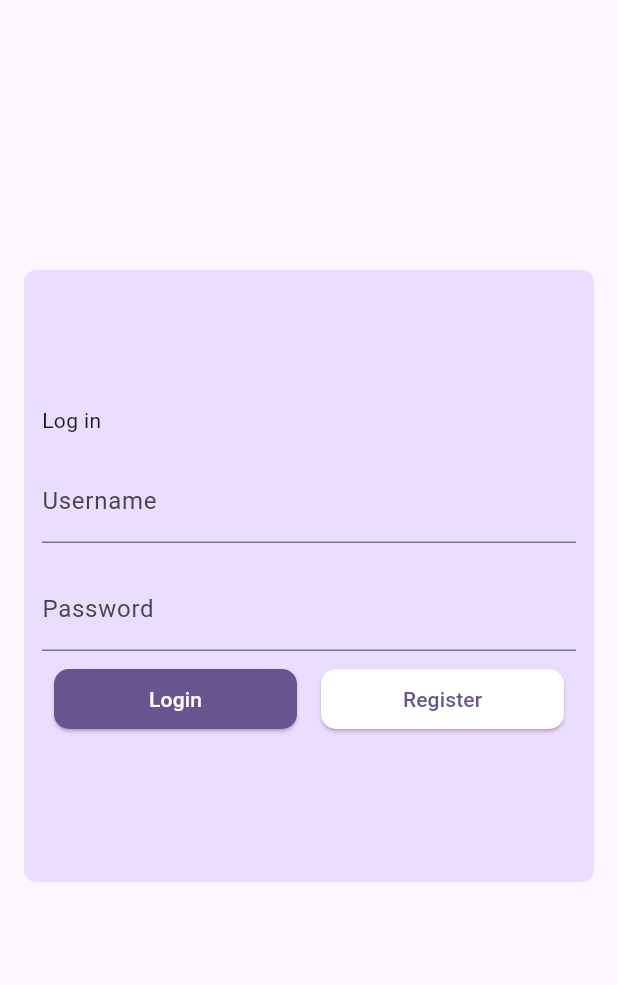
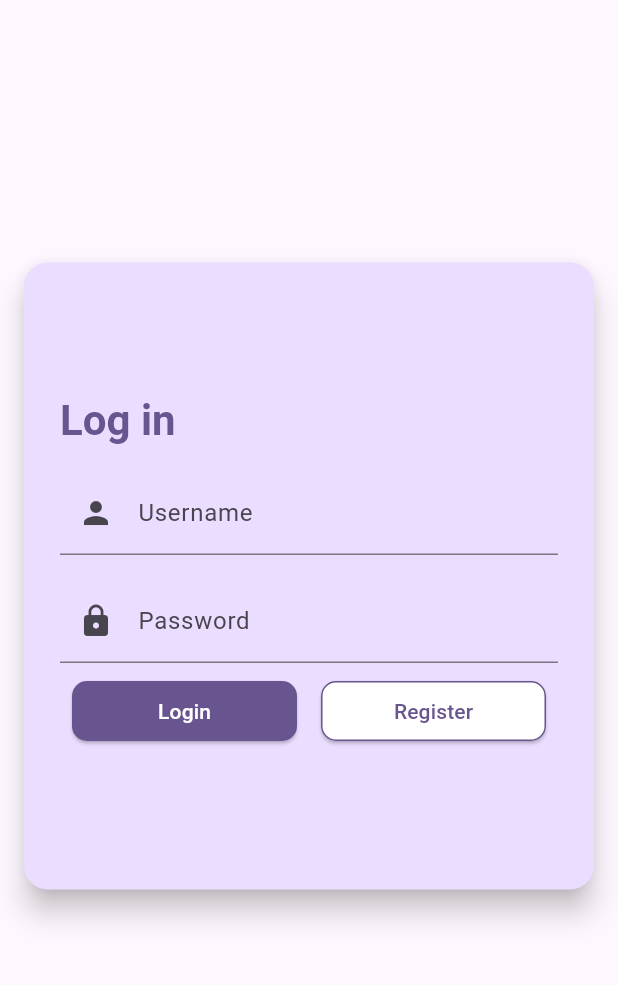
Before and after one commit to mahdawemghr/care_center, a Flutter app: the screen it shows after launch, on a phone screen of 412 x 824 dp, the part 84-1069 px from its top. Run offline on Flutter 3.47's test engine with Material 3 defaults, Android fonts, the phone set to English and light mode, and no system bars.

Commit message:
almost done log in page

```diff
--- a/lib/main.dart
+++ b/lib/main.dart
@@ -35,32 +35,38 @@
         backgroundColor: Theme.of(context).colorScheme.primary,
       ),
 
-      body: Container(
-        margin: const EdgeInsets.symmetric(horizontal: 16, vertical: 180),
-        decoration: BoxDecoration(
-          color: Theme.of(context).colorScheme.primaryContainer,
-          borderRadius: BorderRadius.circular(8),
-        ),
+      body: Card(
+        margin: const EdgeInsets.symmetric(horizontal: 16, vertical: 175),
+        elevation: 8,
+        shape: RoundedRectangleBorder(borderRadius: BorderRadius.circular(16)),
+        color: Theme.of(context).colorScheme.primaryContainer,
         child: Padding(
-          padding: const EdgeInsets.symmetric(horizontal: 12),
+          padding: const EdgeInsets.all(24),
           child: Column(
             crossAxisAlignment: CrossAxisAlignment.start,
             mainAxisAlignment: MainAxisAlignment.center,
             children: [
-              Text('Log in'),
+              Text(
+                'Log in',
+                style: Theme.of(context).textTheme.headlineMedium?.copyWith(
+                  fontWeight: FontWeight.bold,
+                  color: Theme.of(context).colorScheme.primary,
+                ),
+              ),
               Padding(
                 padding: const EdgeInsets.symmetric(vertical: 16),
                 child: TextField(
                   decoration: InputDecoration(
-                    // border: OutlineInputBorder(),
+                    prefixIcon: const Icon(Icons.person),
                     labelText: 'Username',
                   ),
                 ),
               ),
               TextField(
-                decoration: InputDecoration(
-                  // border: OutlineInputBorder(),
+                obscureText: true,
+                decoration: const InputDecoration(
                   labelText: 'Password',
+                  prefixIcon: Icon(Icons.lock),
                 ),
               ),
               Row(
@@ -71,7 +77,9 @@
                       child: ElevatedButton(
                         onPressed: () {},
                         style: ElevatedButton.styleFrom(
-                          backgroundColor: Theme.of(context).colorScheme.primary,
+                          backgroundColor: Theme.of(
+                            context,
+                          ).colorScheme.primary,
                           shape: RoundedRectangleBorder(
                             borderRadius: BorderRadius.circular(10),
                           ),
@@ -89,13 +97,19 @@
                       child: ElevatedButton(
                         onPressed: () {},
                         style: ElevatedButton.styleFrom(
-                          backgroundColor: Color(Colors.white.value),
+                          backgroundColor: Colors.white,
                           shape: RoundedRectangleBorder(
                             borderRadius: BorderRadius.circular(10),
+                            side: BorderSide(
+                              color: Theme.of(context).colorScheme.primary,
+                            ),
                           ),
                         ),
-                        child: const Text(
+                        child: Text(
                           'Register',
+                          style: TextStyle(
+                            color: Theme.of(context).colorScheme.primary,
+                          ),
                         ),
                       ),
                     ),
```
